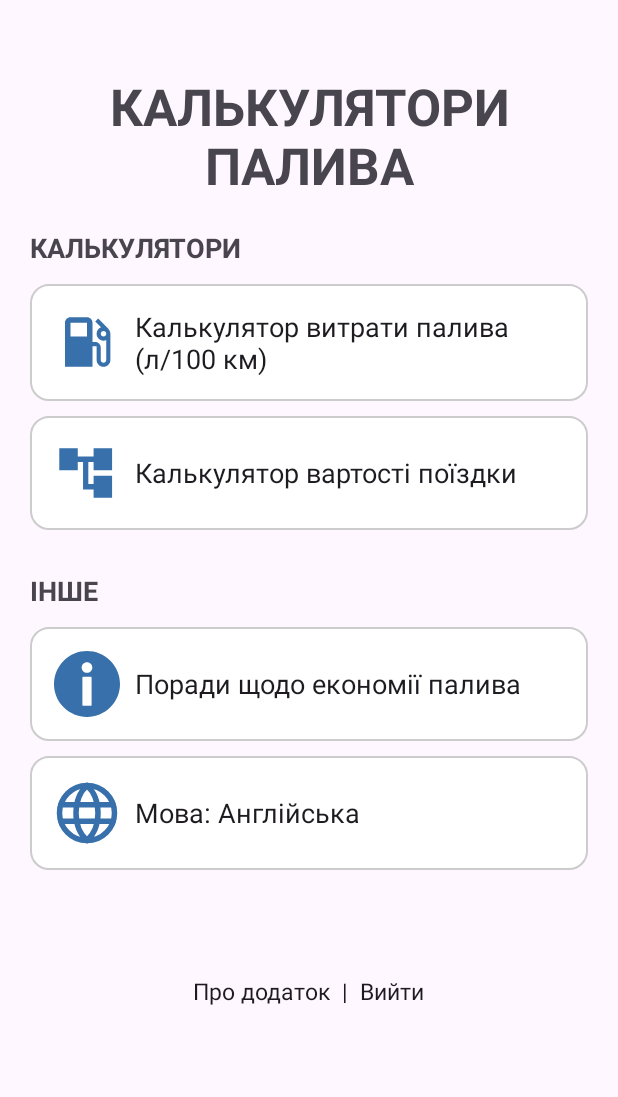
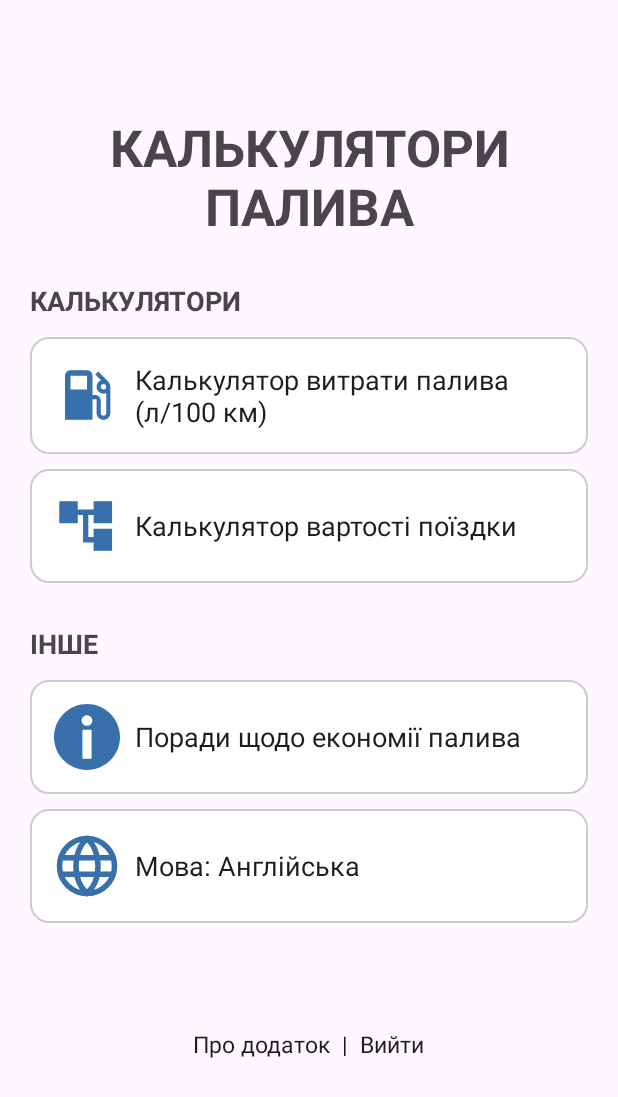
Before and after one commit to zhlotovnya/fuelCalc, an Android app: the screen it shows after launch (MainActivity), on a phone screen of 412 x 824 dp. Shown: the top 1097 px of the screen. Run offline under Robolectric (Android 15) with nearby library versions, the phone set to English and light mode, and no system bars.

Commit message:
fixing bags

```diff
--- a/app/src/main/res/layout/activity_main.xml
+++ b/app/src/main/res/layout/activity_main.xml
@@ -13,7 +13,7 @@
         android:layout_width="wrap_content"
         android:layout_height="wrap_content"
         android:layout_marginTop="28dp"
-        android:layout_marginBottom="20dp"
+        android:minHeight="140dp"
         android:gravity="center"
         android:text="@string/main_title"
         android:textSize="34sp"
--- a/app/src/main/res/values-night/themes.xml
+++ b/app/src/main/res/values-night/themes.xml
@@ -2,6 +2,7 @@
     <style name="Base.Theme.FuelCalculator" parent="Theme.Material3.DayNight.NoActionBar">
         <item name="android:statusBarColor">?android:attr/colorBackground</item>
         <item name="android:windowDrawsSystemBarBackgrounds">true</item>
+        <item name="android:navigationBarColor">@android:color/transparent</item>
     </style>
 
     <style name="Theme.FuelCalculator" parent="Base.Theme.FuelCalculator" />
--- a/app/src/main/res/values/themes.xml
+++ b/app/src/main/res/values/themes.xml
@@ -2,6 +2,8 @@
     <style name="Base.Theme.FuelCalculator" parent="Theme.Material3.DayNight.NoActionBar">
         <item name="android:statusBarColor">?android:attr/colorBackground</item>
         <item name="android:windowDrawsSystemBarBackgrounds">true</item>
+        <item name="android:windowLightStatusBar">true</item>
+        <item name="android:navigationBarColor">@android:color/transparent</item>
     </style>
 
     <style name="Theme.FuelCalculator" parent="Base.Theme.FuelCalculator" />
--- a/gradle/libs.versions.toml
+++ b/gradle/libs.versions.toml
@@ -1,5 +1,5 @@
 [versions]
-agp = "8.9.0"
+agp = "8.9.3"
 kotlin = "2.0.21"
 coreKtx = "1.16.0"
 junit = "4.13.2"
```
